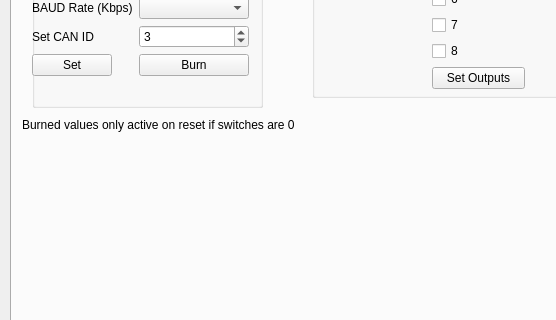
The window that Frontend/CAN_IO_GUI.ui (jtoobias/CAN_IO_GUI) describes before a commit, drawn with Qt 5; both pictures show x 0 to 556 and y 289 to 609 of the 1047 by 791 pixel window.
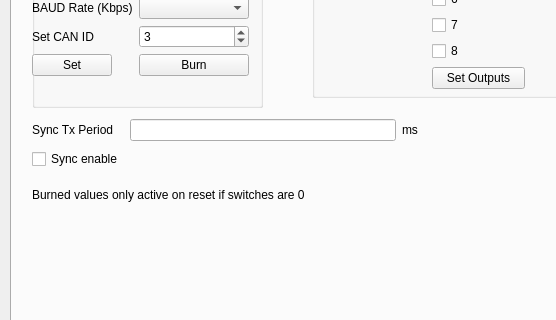
The same window after the commit. The open tabs and pages were chosen to show the change.

Patch:
```diff
--- a/Frontend/CAN_IO_GUI.ui
+++ b/Frontend/CAN_IO_GUI.ui
@@ -36,8 +36,8 @@
      <widget class="QLabel" name="label_3">
       <property name="geometry">
        <rect>
-        <x>10</x>
-        <y>370</y>
+        <x>20</x>
+        <y>440</y>
         <width>351</width>
         <height>16</height>
        </rect>
@@ -730,6 +730,42 @@
        </item>
       </layout>
      </widget>
+     <widget class="QWidget" name="gridLayoutWidget_9">
+      <property name="geometry">
+       <rect>
+        <x>20</x>
+        <y>370</y>
+        <width>386</width>
+        <height>56</height>
+       </rect>
+      </property>
+      <layout class="QGridLayout" name="gridLayout_3">
+       <item row="0" column="0">
+        <widget class="QLabel" name="label_17">
+         <property name="text">
+          <string>Sync Tx Period</string>
+         </property>
+        </widget>
+       </item>
+       <item row="0" column="3">
+        <widget class="QLabel" name="sync_period_unit">
+         <property name="text">
+          <string>ms</string>
+         </property>
+        </widget>
+       </item>
+       <item row="0" column="1">
+        <widget class="QLineEdit" name="lineEdit_sync_period"/>
+       </item>
+       <item row="1" column="0">
+        <widget class="QCheckBox" name="checkBox_sync_enable">
+         <property name="text">
+          <string>Sync enable</string>
+         </property>
+        </widget>
+       </item>
+      </layout>
+     </widget>
     </widget>
     <widget class="QWidget" name="PDO_Config">
      <attribute name="title">
```
Left out of the diff: 2 changed lines with no effect on the pictures.
